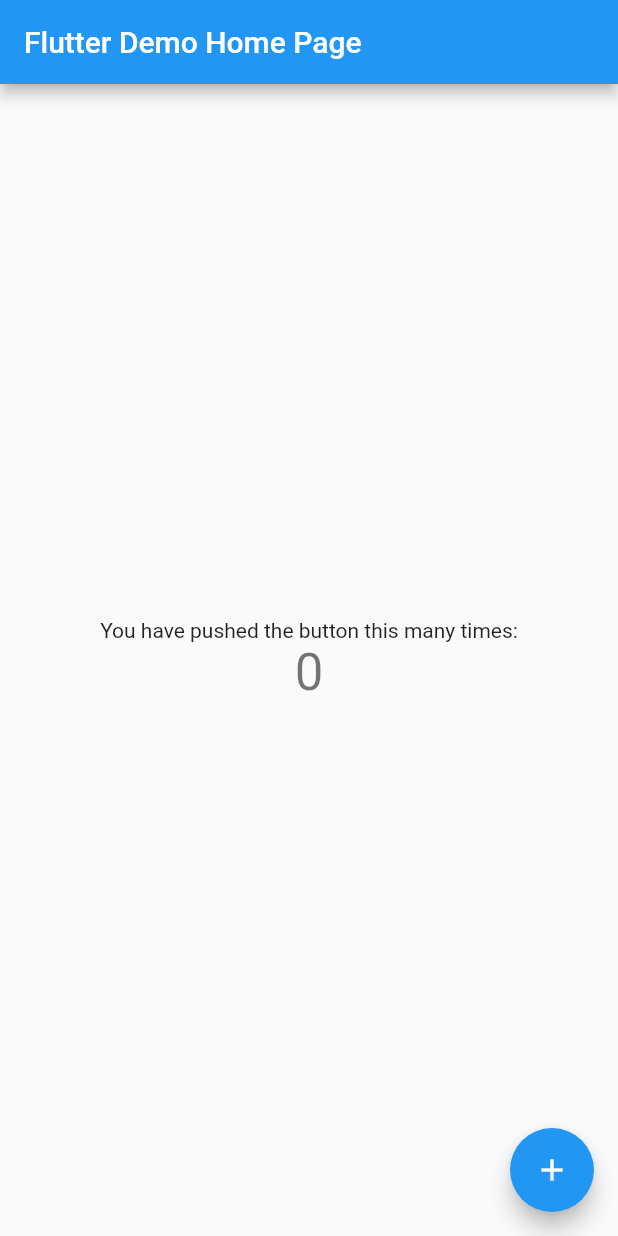
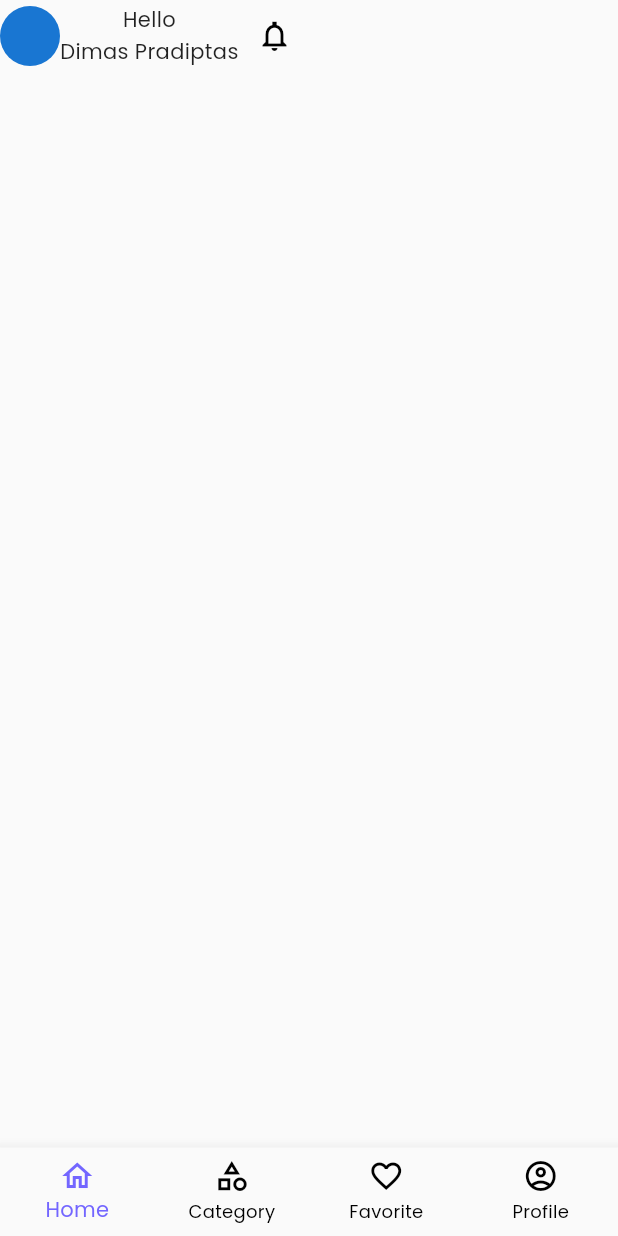
Before and after one commit to dimaspradipta19/movie_app, a Flutter app: the screen it shows after launch, on a phone screen of 412 x 824 dp. Run offline on Flutter 3.47's test engine with Material 2 defaults, Android fonts, the phone set to English and light mode, and no system bars; our stand-ins replace google_fonts.

Commit message:
update UI

```diff
--- a/lib/main.dart
+++ b/lib/main.dart
@@ -1,4 +1,6 @@
 import 'package:flutter/material.dart';
+import 'package:flutter_movie_app/ui/home.dart';
+import 'package:flutter_movie_app/utils/styles.dart';
 
 void main() {
   runApp(const MyApp());
@@ -11,105 +13,12 @@ class MyApp extends StatelessWidget {
   @override
   Widget build(BuildContext context) {
     return MaterialApp(
-      title: 'Flutter Demo',
+      title: 'Movii',
       theme: ThemeData(
-        // This is the theme of your application.
-        //
-        // Try running your application with "flutter run". You'll see the
-        // application has a blue toolbar. Then, without quitting the app, try
-        // changing the primarySwatch below to Colors.green and then invoke
-        // "hot reload" (press "r" in the console where you ran "flutter run",
-        // or simply save your changes to "hot reload" in a Flutter IDE).
-        // Notice that the counter didn't reset back to zero; the application
-        // is not restarted.
         primarySwatch: Colors.blue,
+        textTheme: myTextTheme
       ),
-      home: const MyHomePage(title: 'Flutter Demo Home Page'),
+      home: Home(),
     );
   }
 }
-
-class MyHomePage extends StatefulWidget {
-  const MyHomePage({super.key, required this.title});
-
-  // This widget is the home page of your application. It is stateful, meaning
-  // that it has a State object (defined below) that contains fields that affect
-  // how it looks.
-
-  // This class is the configuration for the state. It holds the values (in this
-  // case the title) provided by the parent (in this case the App widget) and
-  // used by the build method of the State. Fields in a Widget subclass are
-  // always marked "final".
-
-  final String title;
-
-  @override
-  State<MyHomePage> createState() => _MyHomePageState();
-}
-
-class _MyHomePageState extends State<MyHomePage> {
-  int _counter = 0;
-
-  void _incrementCounter() {
-    setState(() {
-      // This call to setState tells the Flutter framework that something has
-      // changed in this State, which causes it to rerun the build method below
-      // so that the display can reflect the updated values. If we changed
-      // _counter without calling setState(), then the build method would not be
-      // called again, and so nothing would appear to happen.
-      _counter++;
-    });
-  }
-
-  @override
-  Widget build(BuildContext context) {
-    // This method is rerun every time setState is called, for instance as done
-    // by the _incrementCounter method above.
-    //
-    // The Flutter framework has been optimized to make rerunning build methods
-    // fast, so that you can just rebuild anything that needs updating rather
-    // than having to individually change instances of widgets.
-    return Scaffold(
-      appBar: AppBar(
-        // Here we take the value from the MyHomePage object that was created by
-        // the App.build method, and use it to set our appbar title.
-        title: Text(widget.title),
-      ),
-      body: Center(
-        // Center is a layout widget. It takes a single child and positions it
-        // in the middle of the parent.
-        child: Column(
-          // Column is also a layout widget. It takes a list of children and
-          // arranges them vertically. By default, it sizes itself to fit its
-          // children horizontally, and tries to be as tall as its parent.
-          //
-          // Invoke "debug painting" (press "p" in the console, choose the
-          // "Toggle Debug Paint" action from the Flutter Inspector in Android
-          // Studio, or the "Toggle Debug Paint" command in Visual Studio Code)
-          // to see the wireframe for each widget.
-          //
-          // Column has various properties to control how it sizes itself and
-          // how it positions its children. Here we use mainAxisAlignment to
-          // center the children vertically; the main axis here is the vertical
-          // axis because Columns are vertical (the cross axis would be
-          // horizontal).
-          mainAxisAlignment: MainAxisAlignment.center,
-          children: <Widget>[
-            const Text(
-              'You have pushed the button this many times:',
-            ),
-            Text(
-              '$_counter',
-              style: Theme.of(context).textTheme.headline4,
-            ),
-          ],
-        ),
-      ),
-      floatingActionButton: FloatingActionButton(
-        onPressed: _incrementCounter,
-        tooltip: 'Increment',
-        child: const Icon(Icons.add),
-      ), // This trailing comma makes auto-formatting nicer for build methods.
-    );
-  }
-}
--- /dev/null
+++ b/lib/ui/home.dart
@@ -0,0 +1,90 @@
+import 'package:flutter/material.dart';
+import 'package:flutter_movie_app/ui/account_screen.dart';
+import 'package:flutter_movie_app/ui/category_screen.dart';
+import 'package:flutter_movie_app/ui/favorite_screen.dart';
+import 'package:flutter_movie_app/utils/styles.dart';
+
+class Home extends StatefulWidget {
+  const Home({super.key});
+
+  @override
+  State<Home> createState() => _HomeState();
+}
+
+class _HomeState extends State<Home> {
+  int _selectedIndex = 0;
+
+  void _onTapItem(int index) {
+    setState(() {
+      _selectedIndex = index;
+    });
+  }
+
+  final List<Widget> _widgetOption = [
+    const HomeScreen(),
+    const CategoryScreen(),
+    const FavoriteScreen(),
+    const AccountScreen(),
+  ];
+
+  @override
+  Widget build(BuildContext context) {
+    return Scaffold(
+      bottomNavigationBar: BottomNavigationBar(
+        type: BottomNavigationBarType.fixed,
+        items: const [
+          BottomNavigationBarItem(
+              icon: Icon(Icons.home_outlined), label: "Home"),
+          BottomNavigationBarItem(
+              icon: Icon(Icons.category_outlined), label: "Category"),
+          BottomNavigationBarItem(
+              icon: Icon(Icons.favorite_border), label: "Favorite"),
+          BottomNavigationBarItem(
+              icon: Icon(Icons.account_circle_outlined), label: "Profile"),
+        ],
+        selectedItemColor: primaryColor,
+        unselectedItemColor: blackColor,
+        currentIndex: _selectedIndex,
+        onTap: _onTapItem,
+      ),
+      body: _widgetOption.elementAt(_selectedIndex),
+    );
+  }
+}
+
+class HomeScreen extends StatelessWidget {
+  const HomeScreen({super.key});
+
+  @override
+  Widget build(BuildContext context) {
+    return Scaffold(
+      body: SafeArea(
+        child: SingleChildScrollView(
+          child: Column(
+            children: [
+              Row(
+                children: [
+                  CircleAvatar(),
+                  Column(
+
+                    children: const [
+                      Text("Hello"),
+                      Text("Dimas Pradiptas"),
+                    ],
+                  ),
+                  IconButton(
+                    onPressed: () {},
+                    icon: const Icon(
+                      Icons.notifications_none_sharp,
+                      color: blackColor,
+                    ),
+                  ),
+                ],
+              )
+            ],
+          ),
+        ),
+      ),
+    );
+  }
+}
--- /dev/null
+++ b/lib/utils/styles.dart
@@ -0,0 +1,34 @@
+import 'package:flutter/material.dart';
+import 'package:google_fonts/google_fonts.dart';
+
+const Color whiteColor = Color(0xFFFFFFFF);
+const Color blackColor = Color(0xFF000000);
+const Color primaryColor = Color(0xFF7366FF);
+const Color secondaryColor = Color(0xFFe8e6FF);
+
+final TextTheme myTextTheme = TextTheme(
+  headline1: GoogleFonts.poppins(
+      fontSize: 92, fontWeight: FontWeight.w300, letterSpacing: -1.5),
+  headline2: GoogleFonts.poppins(
+      fontSize: 57, fontWeight: FontWeight.w300, letterSpacing: -0.5),
+  headline3: GoogleFonts.poppins(fontSize: 46, fontWeight: FontWeight.w400),
+  headline4: GoogleFonts.poppins(
+      fontSize: 32, fontWeight: FontWeight.w400, letterSpacing: 0.25),
+  headline5: GoogleFonts.poppins(fontSize: 23, fontWeight: FontWeight.w400),
+  headline6: GoogleFonts.poppins(
+      fontSize: 19, fontWeight: FontWeight.w500, letterSpacing: 0.15),
+  subtitle1: GoogleFonts.poppins(
+      fontSize: 15, fontWeight: FontWeight.w400, letterSpacing: 0.15),
+  subtitle2: GoogleFonts.poppins(
+      fontSize: 13, fontWeight: FontWeight.w500, letterSpacing: 0.1),
+  bodyText1: GoogleFonts.poppins(
+      fontSize: 16, fontWeight: FontWeight.w400, letterSpacing: 0.5),
+  bodyText2: GoogleFonts.poppins(
+      fontSize: 14, fontWeight: FontWeight.w400, letterSpacing: 0.25),
+  button: GoogleFonts.poppins(
+      fontSize: 14, fontWeight: FontWeight.w500, letterSpacing: 1.25),
+  caption: GoogleFonts.poppins(
+      fontSize: 12, fontWeight: FontWeight.w400, letterSpacing: 0.4),
+  overline: GoogleFonts.poppins(
+      fontSize: 10, fontWeight: FontWeight.w400, letterSpacing: 1.5),
+);
```
Also changed, not shown: lib/ui/account_screen.dart (added, +10 -0 lines), lib/ui/category_screen.dart (added, +72 -0 lines), lib/ui/favorite_screen.dart (added, +10 -0 lines), pubspec.yaml (+6 -2 lines), assets/action.jpg (added), pubspec.lock, 2 other files.
